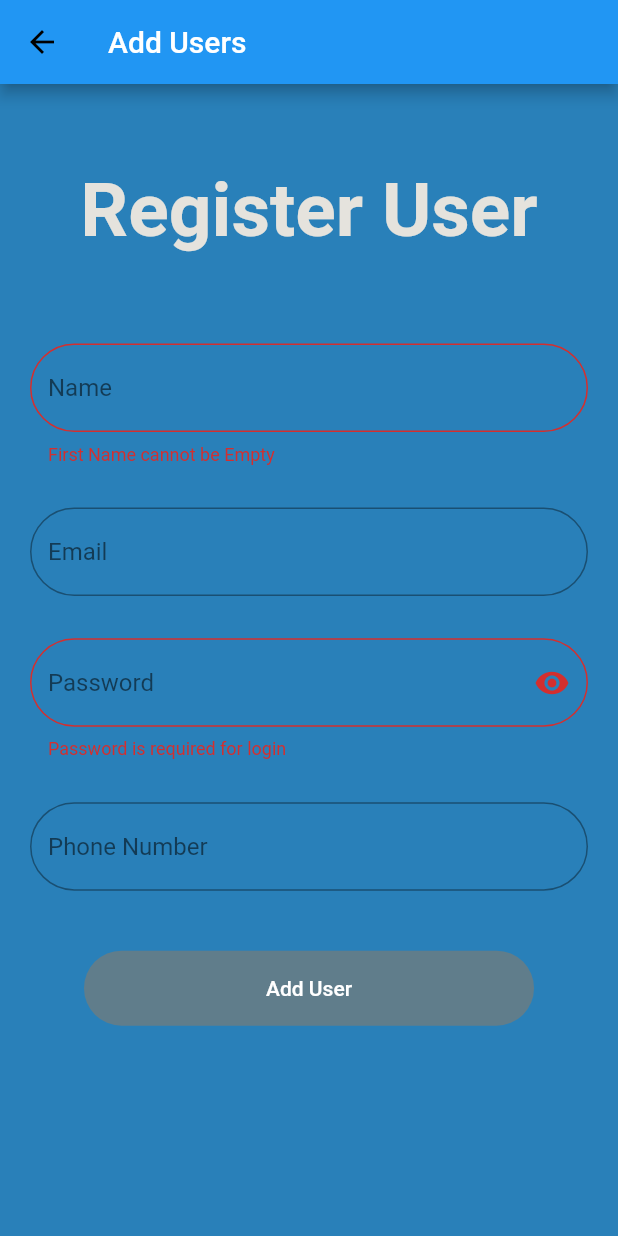
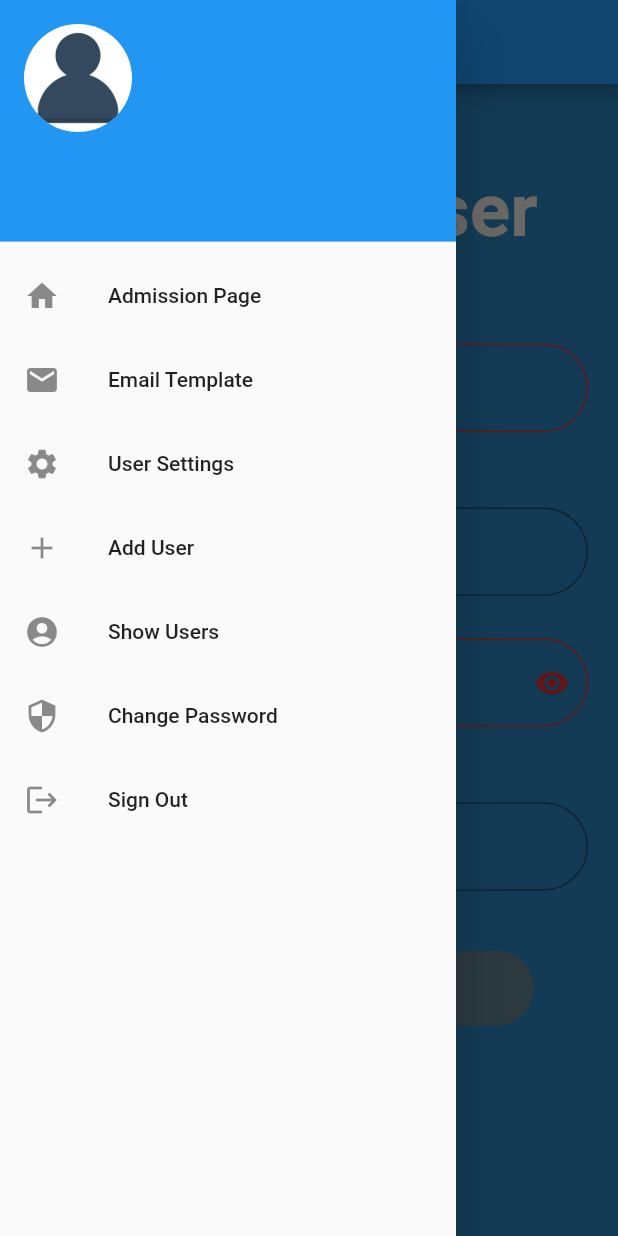
Before and after one commit to cezanekarki/mobileappflutter, a Flutter app: the add_users screen opened directly, with the side drawer open (before the commit the screen has no drawer), on a phone screen of 412 x 824 dp. Run offline on Flutter 3.47's test engine with Material 2 defaults, Android fonts, the phone set to English and light mode, and no system bars; our stand-ins replace cloud_firestore, firebase_auth, firebase_core, firebase_storage, fluttertoast, get and 3 more; missing offline and left inert: flutter_email_sender, flutter_phone_direct_caller; accounts and stored records are empty.

Commit message:
Final complete development

```diff
--- a/lib/screens/add_user.dart
+++ b/lib/screens/add_user.dart
@@ -1,4 +1,5 @@
 import 'dart:ui';
+import 'package:admission_system/Controllers/drawer.dart';
 import 'package:admission_system/Controllers/email_sender.dart';
 import 'package:admission_system/Controllers/register_user.dart';
 import 'package:flutter/material.dart';
@@ -80,11 +81,8 @@ class _add_usersState extends State<add_users> {
   Widget build(BuildContext context) {
     return Scaffold(
       resizeToAvoidBottomInset: false,
+        drawer: MyDrawer(),
         appBar: AppBar(
-          leading: IconButton(
-            icon: Icon(Icons.arrow_back, color: Colors.black),
-            onPressed: () => Navigator.of(context).pop(),
-          ),
           title: const Text("Add Users"),
         ),
       body: SafeArea(
--- a/lib/screens/admissionpage.dart
+++ b/lib/screens/admissionpage.dart
@@ -73,7 +73,6 @@ class _admissionpageState extends State<admissionpage> {
         break;
 
     }
-    print(displayData);
     return displayData;
   }
   @override
--- a/lib/screens/loginscreen.dart
+++ b/lib/screens/loginscreen.dart
@@ -52,10 +52,8 @@ class _AdmissionLoginState extends State<AdmissionLogin> {
       }
       });
     }
-
       await (await SessionParams.getSession()).saveSession(email, password);
       return true;
-
   }
 
     loginWithBiometrics()async {
```
Also changed, not shown: lib/Controllers/authentication_control.dart (+1 -6 lines), lib/screens/showusers.dart (+5 -20 lines).
